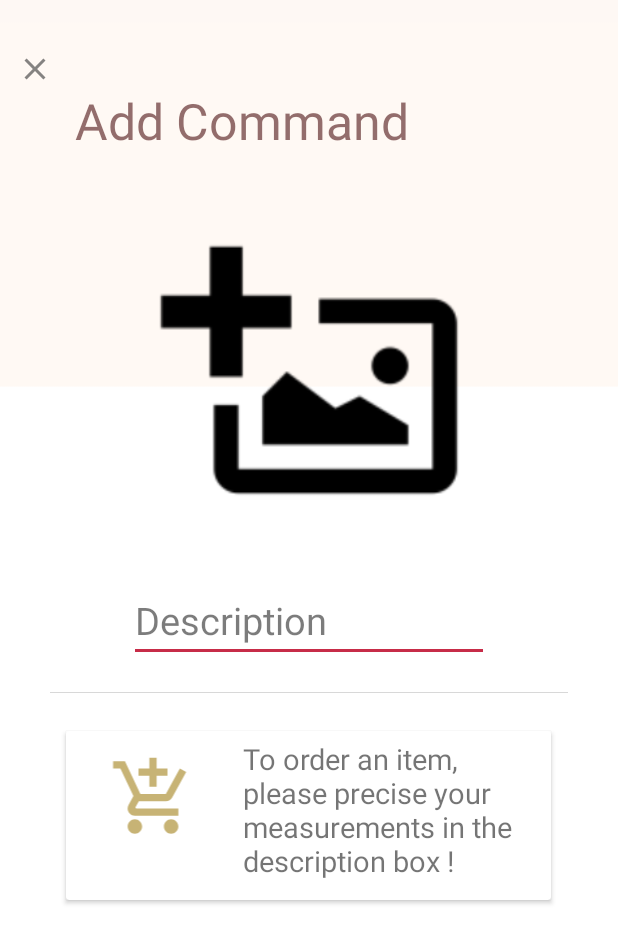
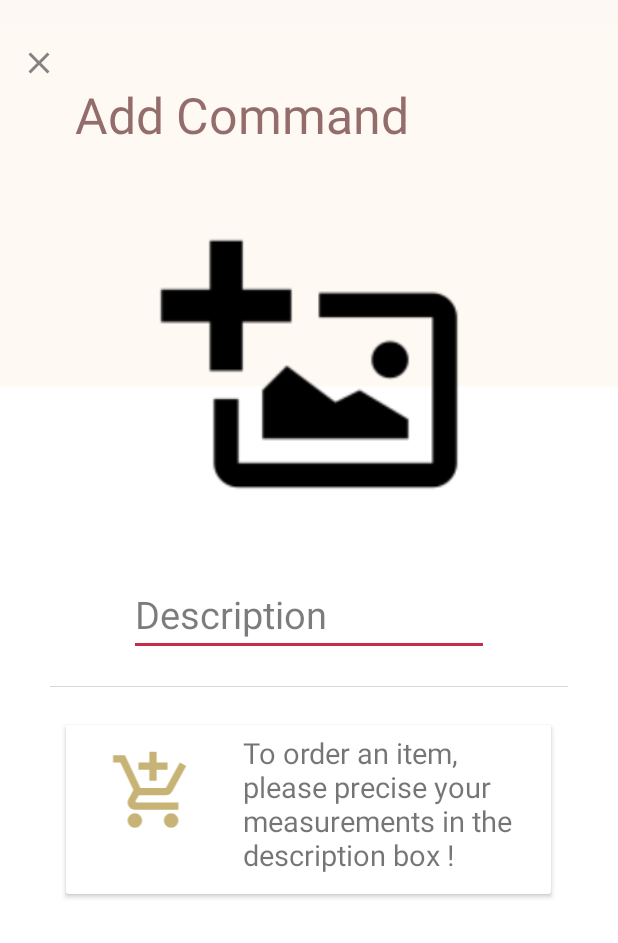
Before and after one commit to khawla-medimegh/dressME, an Android app: the AddCommand screen opened directly, with no data from a screen before it, on a phone screen of 412 x 824 dp. Shown: the top 943 px of the screen. Run offline under Robolectric (Android 15) with nearby library versions, the phone set to English and light mode, and no system bars; our stand-ins replace Firebase (no records; nobody signed in at launch, a user with empty details on screens opened directly); libraries missing offline, so code that uses them is left out: com.theartofdev.edmodo; pictures from the network do not load; Roboto replaces fonts that are not available here.

Commit message:
Update activity_add_command.xml

```diff
--- a/app/src/main/res/layout/activity_add_command.xml
+++ b/app/src/main/res/layout/activity_add_command.xml
@@ -11,13 +11,13 @@
     <RelativeLayout
         android:layout_width="match_parent"
         android:layout_height="wrap_content"
-        android:paddingTop="34dp">
+        android:paddingTop="30dp">
 
         <ImageView
             android:id="@+id/close_post"
             android:layout_width="match_parent"
             android:layout_height="wrap_content"
-            android:paddingRight="365dp"
+            android:paddingRight="360dp"
             android:src="@drawable/ic_close" />
 
     </RelativeLayout>
```
